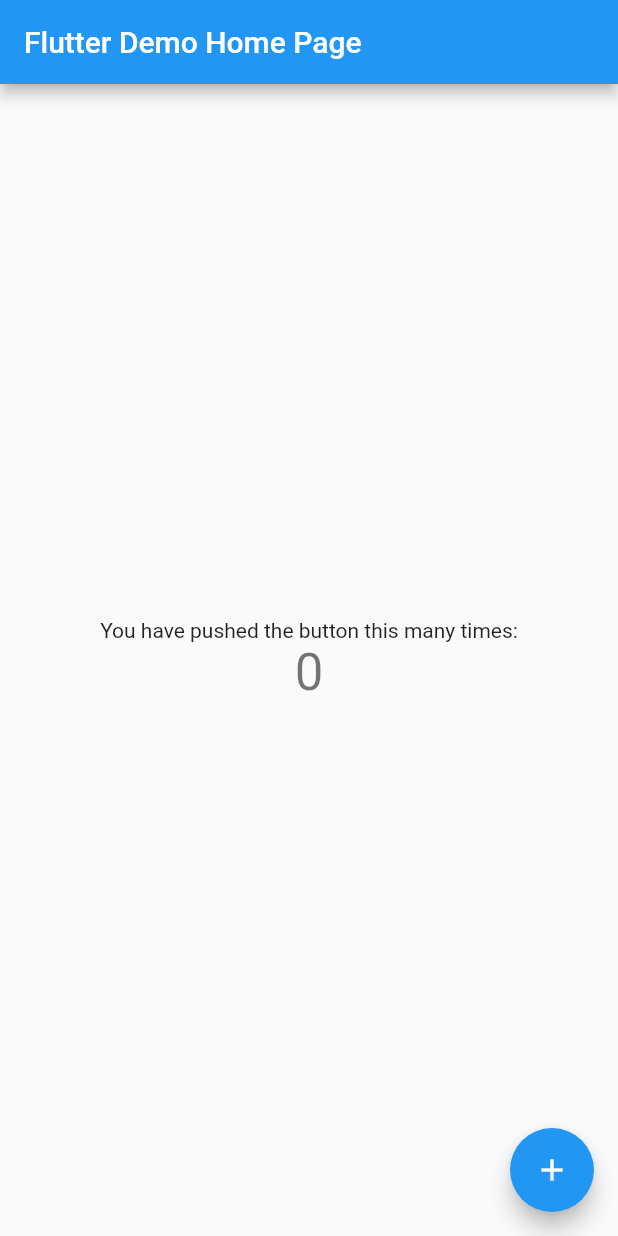
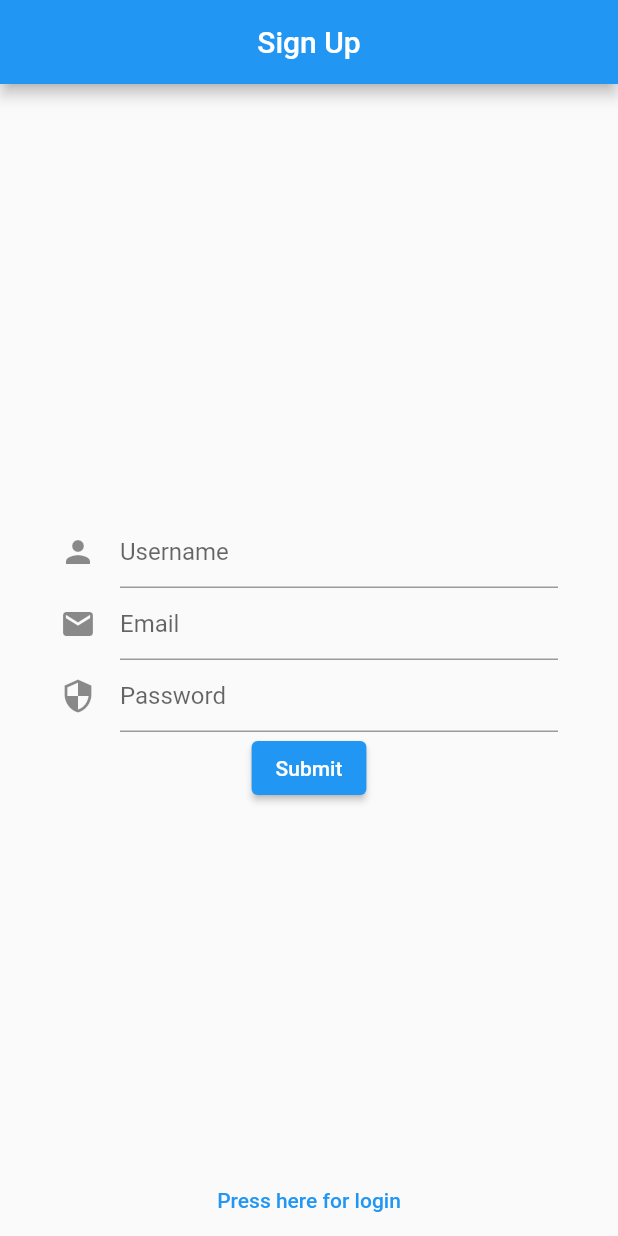
Before and after one commit to Mustafaakilll/social_media_full_stack, a Flutter app: the screen it shows after launch, on a phone screen of 412 x 824 dp. Run offline on Flutter 3.47's test engine with Material 2 defaults, Android fonts, the phone set to English and light mode, and no system bars; our stand-ins replace bloc, equatable, flutter_bloc; project files that could hold a hidden picture were left out.

Commit message:
Sign Up view and bloc and some utils added like form status, analysis options file added, some packages added

```diff
--- /dev/null
+++ b/frontend/lib/auth/form_status.dart
@@ -0,0 +1,21 @@
+abstract class FormSubmissionState {
+  const FormSubmissionState();
+}
+
+class InitialFormStatus extends FormSubmissionState {
+  const InitialFormStatus();
+}
+
+class FormSubmitting extends FormSubmissionState {
+  const FormSubmitting();
+}
+
+class SubmissionSuccess extends FormSubmissionState {
+  const SubmissionSuccess();
+}
+
+class SubmissionFailure extends FormSubmissionState {
+  const SubmissionFailure(this.exception);
+
+  final Exception exception;
+}
--- /dev/null
+++ b/frontend/lib/auth/sign_up_bloc/sign_up_bloc.dart
@@ -0,0 +1,26 @@
+import 'dart:async';
+
+import 'package:bloc/bloc.dart';
+import 'package:equatable/equatable.dart';
+
+import '../form_status.dart';
+
+part 'sign_up_event.dart';
+part 'sign_up_state.dart';
+
+class SignUpBloc extends Bloc<SignUpEvent, SignUpState> {
+  SignUpBloc() : super(const SignUpState());
+
+  @override
+  Stream<SignUpState> mapEventToState(SignUpEvent event) async* {
+    if (event is UsernameChanged) {
+      yield state.copyWith(username: event.props.first);
+    } else if (event is EmailChanged) {
+      yield state.copyWith(email: event.props.first);
+    } else if (event is PasswordChanged) {
+      yield state.copyWith(password: event.props.first);
+    } else if (event is SignUpSubmitted) {
+      yield state.copyWith(formStatus: const SubmissionSuccess());
+    }
+  }
+}
--- /dev/null
+++ b/frontend/lib/auth/sign_up_bloc/sign_up_event.dart
@@ -0,0 +1,39 @@
+part of 'sign_up_bloc.dart';
+
+abstract class SignUpEvent extends Equatable {
+  const SignUpEvent();
+}
+
+class UsernameChanged extends SignUpEvent {
+  const UsernameChanged(this.username);
+
+  final String username;
+
+  @override
+  List<String?> get props => [username];
+}
+
+class EmailChanged extends SignUpEvent {
+  const EmailChanged(this.email);
+
+  final String email;
+
+  @override
+  List<String?> get props => [email];
+}
+
+class PasswordChanged extends SignUpEvent {
+  const PasswordChanged(this.password);
+
+  final String password;
+
+  @override
+  List<String?> get props => [password];
+}
+
+class SignUpSubmitted extends SignUpEvent {
+  const SignUpSubmitted();
+
+  @override
+  List<Object?> get props => [];
+}
--- /dev/null
+++ b/frontend/lib/auth/sign_up_bloc/sign_up_state.dart
@@ -0,0 +1,32 @@
+part of 'sign_up_bloc.dart';
+
+class SignUpState extends Equatable {
+  const SignUpState({
+    this.email = '',
+    this.username = '',
+    this.password = '',
+    this.formStatus = const InitialFormStatus(),
+  });
+
+  final String email;
+  final String username;
+  final String password;
+  final FormSubmissionState formStatus;
+
+  SignUpState copyWith({
+    String? email,
+    String? username,
+    String? password,
+    FormSubmissionState? formStatus,
+  }) {
+    return SignUpState(
+      email: email ?? this.email,
+      username: username ?? this.username,
+      password: password ?? this.password,
+      formStatus: formStatus ?? this.formStatus,
+    );
+  }
+
+  @override
+  List<Object?> get props => [email, username, password, formStatus];
+}
--- /dev/null
+++ b/frontend/lib/auth/sign_up_bloc/sign_up_view.dart
@@ -0,0 +1,110 @@
+import 'package:flutter/material.dart';
+import 'package:flutter_bloc/flutter_bloc.dart';
+
+import 'sign_up_bloc.dart';
+
+//TODO: ADD VALIDATOR
+class SignUpView extends StatelessWidget {
+  SignUpView({Key? key}) : super(key: key);
+
+  final _formKey = GlobalKey<FormState>();
+
+  @override
+  Widget build(BuildContext context) {
+    return BlocProvider(
+      create: (context) => SignUpBloc(),
+      child: Scaffold(
+        appBar: _appBar(),
+        body: Padding(
+          padding: const EdgeInsets.symmetric(horizontal: 40),
+          child: Stack(
+            alignment: Alignment.bottomCenter,
+            children: [
+              _signUpForm(),
+              _logInButton(),
+            ],
+          ),
+        ),
+      ),
+    );
+  }
+
+  AppBar _appBar() {
+    return AppBar(
+      title: const Text('Sign Up'),
+      centerTitle: true,
+    );
+  }
+
+  Widget _signUpForm() {
+    return Form(
+      key: _formKey,
+      child: Column(
+        mainAxisAlignment: MainAxisAlignment.center,
+        children: [
+          _usernameField(),
+          _emailField(),
+          _passwordField(),
+          _submitButton(),
+        ],
+      ),
+    );
+  }
+
+  Widget _usernameField() {
+    return BlocBuilder<SignUpBloc, SignUpState>(
+      builder: (context, state) {
+        return TextFormField(
+          decoration: const InputDecoration(
+            hintText: 'Username',
+            icon: Icon(Icons.person),
+          ),
+          onChanged: (value) => context.read<SignUpBloc>().add(UsernameChanged(value)),
+        );
+      },
+    );
+  }
+
+  Widget _emailField() {
+    return BlocBuilder<SignUpBloc, SignUpState>(
+      builder: (context, state) {
+        return TextFormField(
+          decoration: const InputDecoration(
+            hintText: 'Email',
+            icon: Icon(Icons.email),
+          ),
+          onChanged: (value) => context.read<SignUpBloc>().add(EmailChanged(value)),
+        );
+      },
+    );
+  }
+
+  Widget _passwordField() {
+    return BlocBuilder<SignUpBloc, SignUpState>(
+      builder: (context, state) {
+        return TextFormField(
+          decoration: const InputDecoration(
+            hintText: 'Password',
+            icon: Icon(Icons.security),
+          ),
+          onChanged: (value) => context.read<SignUpBloc>().add(PasswordChanged(value)),
+        );
+      },
+    );
+  }
+
+  Widget _submitButton() {
+    return BlocBuilder<SignUpBloc, SignUpState>(
+      builder: (context, state) {
+        return ElevatedButton(
+          onPressed: () => context.read<SignUpBloc>().add(const SignUpSubmitted()),
+          child: const Text('Submit'),
+        );
+      },
+    );
+  }
+
+  Widget _logInButton() {
+    return TextButton(onPressed: () {}, child: const Text('Press here for login'));
+  }
+}
--- a/frontend/lib/main.dart
+++ b/frontend/lib/main.dart
@@ -1,4 +1,6 @@
 import 'package:flutter/material.dart';
+
+import 'auth/sign_up_bloc/sign_up_view.dart';
 
 void main() {
   runApp(MyApp());
@@ -9,55 +11,7 @@ class MyApp extends StatelessWidget {
   Widget build(BuildContext context) {
     return MaterialApp(
       title: 'Flutter Demo',
-      theme: ThemeData(
-        primarySwatch: Colors.blue,
-      ),
-      home: MyHomePage(title: 'Flutter Demo Home Page'),
+      home: SignUpView(),
     );
   }
 }
-
-class MyHomePage extends StatefulWidget {
-  MyHomePage({Key? key, required this.title}) : super(key: key);
-
-  final String title;
-
-  @override
-  _MyHomePageState createState() => _MyHomePageState();
-}
-
-class _MyHomePageState extends State<MyHomePage> {
-  int _counter = 0;
-
-  void _incrementCounter() {
-    setState(() {
-      _counter++;
-    });
-  }
-
-  @override
-  Widget build(BuildContext context) {
-    return Scaffold(
-      appBar: AppBar(
-        title: Text(widget.title),
-      ),
-      body: Center(
-        child: Column(
-          mainAxisAlignment: MainAxisAlignment.center,
-          children: <Widget>[
-            Text('You have pushed the button this many times:'),
-            Text(
-              '$_counter',
-              style: Theme.of(context).textTheme.headline4,
-            ),
-          ],
-        ),
-      ),
-      floatingActionButton: FloatingActionButton(
-        onPressed: _incrementCounter,
-        tooltip: 'Increment',
-        child: Icon(Icons.add),
-      ),
-    );
-  }
-}
```
Also changed, not shown: frontend/analysis_options.yaml (added, +72 -0 lines), frontend/lib/model/user_model.dart (added, +39 -0 lines), frontend/pubspec.yaml (+8 -58 lines), frontend/lib/model/user_model.g.dart (added), frontend/pubspec.lock.
